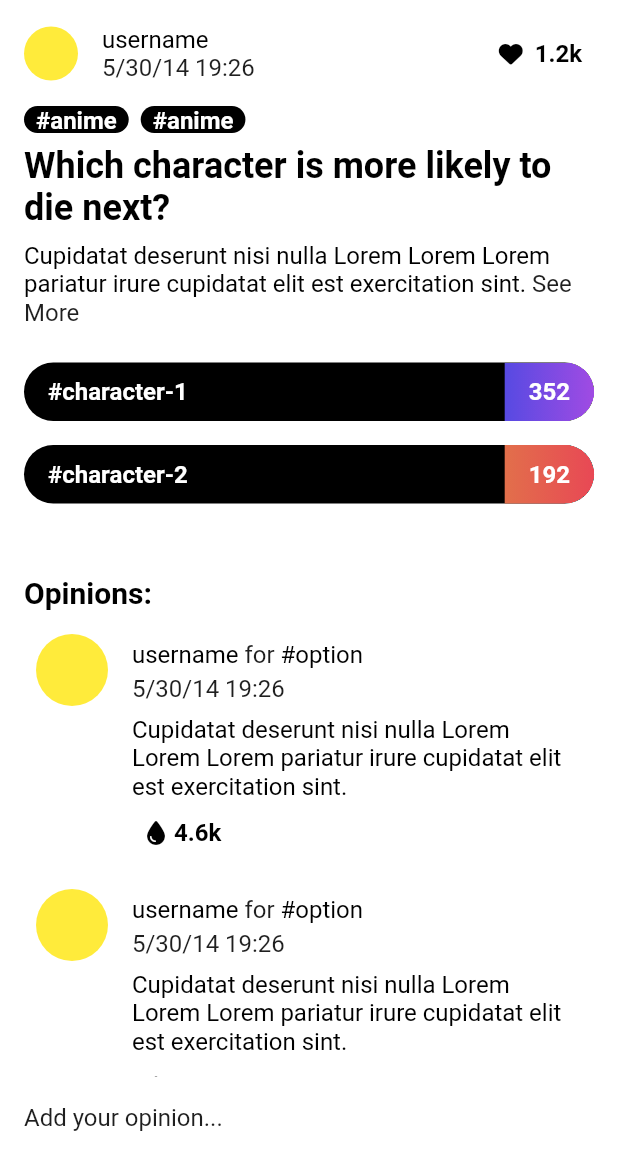
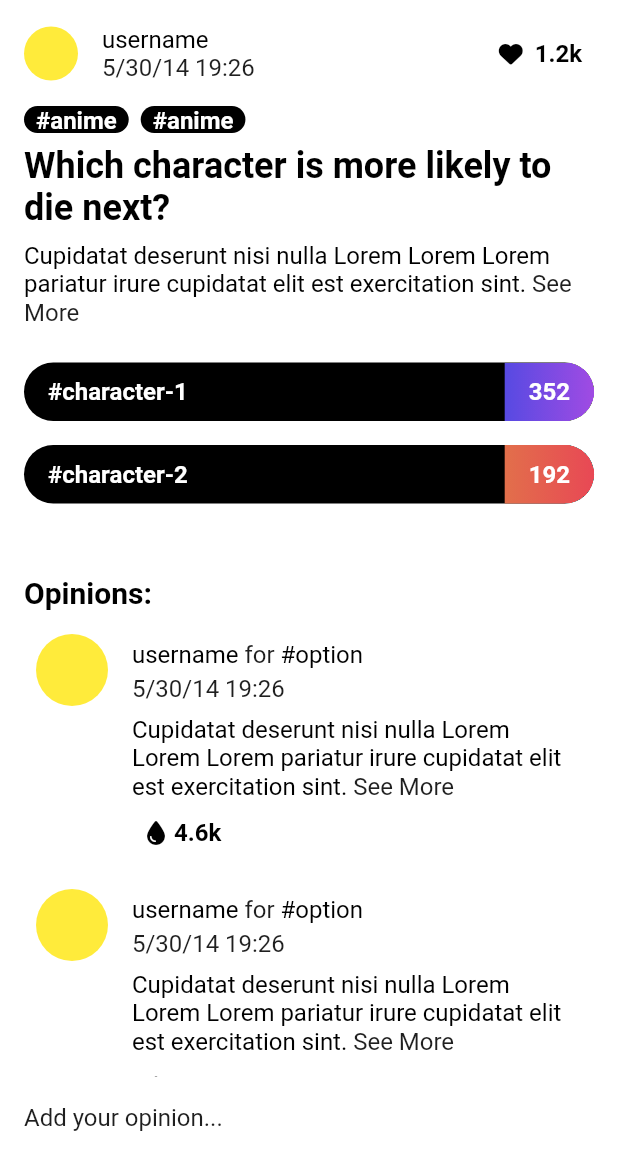
Before and after one commit to emresoysuren/chupp, a Flutter app: the screen it shows after launch, after a tap on "username", on a phone screen of 412 x 824 dp, the part 77-1236 px from its top. Run offline on Flutter 3.47's test engine with Material 2 defaults, Android fonts, the phone set to English and light mode, and no system bars; our stand-ins replace firebase_core, font_awesome_flutter, google_fonts; missing offline and left inert: draggable_menu; accounts and stored records are empty; Roboto replaces fonts that are missing (Ubuntu).

Commit message:
created post create page

```diff
--- a/lib/config/color_palette.dart
+++ b/lib/config/color_palette.dart
@@ -8,6 +8,7 @@ class ColorPalette {
 
   static const Color red = Color(0xffE84855);
   static const Color orange = Color(0xffE26F4B);
+  static const Color green = Color(0xff57E949);
   static const Color yellow = Color(0xffffff00);
   static const Color white = Color(0xffffffff);
   static const Color blue = Color(0xff574AE2);
--- a/lib/config/texts.dart
+++ b/lib/config/texts.dart
@@ -17,4 +17,13 @@ class Texts {
   static const String postMenuViewProfile = "View Creator Profile";
   static const String postMenuShare = "Share";
   static const String postMenuReport = "Report";
+
+  // Create Post
+  static const String createPostTitle = "Create";
+  static const String createPostAddHashtag = "Add";
+  static const String createPostPublish = "Publish";
+  static const String createTitle = "Create a title...";
+  static const String createPostwriteDescription =
+      "Write a description for your post...";
+  static const String addHastagsField = "Add hashtags (First two are options.)";
 }
--- a/lib/utils/theme/config/app_themes.dart
+++ b/lib/utils/theme/config/app_themes.dart
@@ -25,6 +25,7 @@ class AppThemes {
         subText: ColorPalette.offBlack,
         itemSubText: ColorPalette.lightGrey,
         important: ColorPalette.red,
+        notice: ColorPalette.yellow,
       );
 
   static AppThemeModel get dark => AppThemeModel(
@@ -42,5 +43,6 @@ class AppThemes {
         // Color can change if you think it should change
         itemSubText: ColorPalette.offBlack,
         important: ColorPalette.red,
+        notice: ColorPalette.yellow,
       );
 }
--- a/lib/utils/theme/model/app_theme.dart
+++ b/lib/utils/theme/model/app_theme.dart
@@ -37,6 +37,9 @@ class AppThemeModel {
   /// Color for important stuff
   final Color important;
 
+  /// Color for not important but should be noticed
+  final Color notice;
+
   AppThemeModel({
     required this.primaryBg,
     required this.secondaryBg,
@@ -50,5 +53,6 @@ class AppThemeModel {
     required this.subText,
     required this.itemSubText,
     required this.important,
+    required this.notice,
   });
 }
--- a/lib/widgets/bars/bar.dart
+++ b/lib/widgets/bars/bar.dart
@@ -4,14 +4,16 @@ import 'package:flutter/material.dart';
 
 class Bar extends StatelessWidget implements PreferredSizeWidget {
   final List<Widget>? children;
-  final bool? center;
-  final bool? pop;
+  final bool center;
+  final bool pop;
+  final bool popXmark;
 
   const Bar({
     super.key,
     this.children,
-    this.center,
-    this.pop,
+    this.center = false,
+    this.pop = false,
+    this.popXmark = false,
   });
 
   @override
@@ -26,11 +28,13 @@ class Bar extends StatelessWidget implements PreferredSizeWidget {
           child: Center(
             child: Row(
               crossAxisAlignment: CrossAxisAlignment.center,
-              mainAxisAlignment: center == true
-                  ? MainAxisAlignment.center
-                  : MainAxisAlignment.start,
+              mainAxisAlignment:
+                  center ? MainAxisAlignment.center : MainAxisAlignment.start,
               children: [
-                if (pop == true) const PopButton(),
+                if (pop)
+                  PopButton(
+                    xmark: popXmark,
+                  ),
                 if (children != null) ...children!,
               ],
             ),
--- a/lib/widgets/buttons/pop_button.dart
+++ b/lib/widgets/buttons/pop_button.dart
@@ -9,6 +9,7 @@ class PopButton extends StatelessWidget {
   final double? size;
   final Color? backgroundColor;
   final double? padding;
+  final bool xmark;
 
   const PopButton({
     super.key,
@@ -17,6 +18,7 @@ class PopButton extends StatelessWidget {
     this.size,
     this.backgroundColor,
     this.padding,
+    this.xmark = false,
   });
 
   @override
@@ -26,7 +28,10 @@ class PopButton extends StatelessWidget {
       onPressed: () => Navigator.of(context).pop(),
       padding: padding != null ? EdgeInsets.all(padding!) : null,
       child: Icon(
-        icon ?? const FaIcon(FontAwesomeIcons.angleLeft).icon,
+        icon ??
+            (xmark
+                ? const FaIcon(FontAwesomeIcons.xmark).icon
+                : const FaIcon(FontAwesomeIcons.angleLeft).icon),
         size: size ?? 24,
         color: color ?? Utils.theme.current.primaryItem,
       ),
--- a/lib/widgets/navbar/app_navbar.dart
+++ b/lib/widgets/navbar/app_navbar.dart
@@ -1,3 +1,5 @@
+import 'package:chupp/pages/side/create_post.dart';
+import 'package:chupp/routes/basic.dart';
 import 'package:flutter/material.dart';
 import 'package:font_awesome_flutter/font_awesome_flutter.dart';
 
@@ -32,7 +34,13 @@ class AppNavBar extends StatelessWidget {
           icon: const FaIcon(FontAwesomeIcons.solidSquarePlus).icon,
           size: 26,
           active: current == 2,
-          passiveTap: () {},
+          passiveTap: () => Navigator.push(
+            context,
+            BasicPageRoute(
+              start: Start.bottom,
+              child: const CreatePostPage(),
+            ),
+          ),
           activeTap: activeTap,
         ),
         NavItem(
--- a/lib/widgets/posts/user_opinion.dart
+++ b/lib/widgets/posts/user_opinion.dart
@@ -1,6 +1,7 @@
 import 'package:chupp/config/styles.dart';
 import 'package:chupp/config/texts.dart';
 import 'package:chupp/widgets/buttons/single_plain_text_button.dart';
+import 'package:chupp/widgets/expandable_text.dart';
 import 'package:flutter/material.dart';
 import 'package:font_awesome_flutter/font_awesome_flutter.dart';
 
@@ -46,8 +47,8 @@ class UserOpinion extends StatelessWidget {
                   style: Styles.subText,
                 ),
                 const SizedBox(height: 8),
-                Text(
-                  "Cupidatat deserunt nisi nulla Lorem Lorem Lorem pariatur irure cupidatat elit est exercitation sint.",
+                ExpandableText(
+                  "Cupidatat deserunt nisi nulla Lorem Lorem Lorem pariatur irure cupidatat elit est exercitation sint. Cupidatat deserunt nisi nulla Lorem Lorem Lorem pariatur irure cupidatat elit est exercitation sint.",
                   style: Styles.text,
                 ),
                 const SizedBox(height: 4),
```
Also changed, not shown: lib/pages/side/create_post.dart (added, +117 -0 lines), lib/widgets/add_hastags.dart/add_hastags.dart (added, +92 -0 lines).
